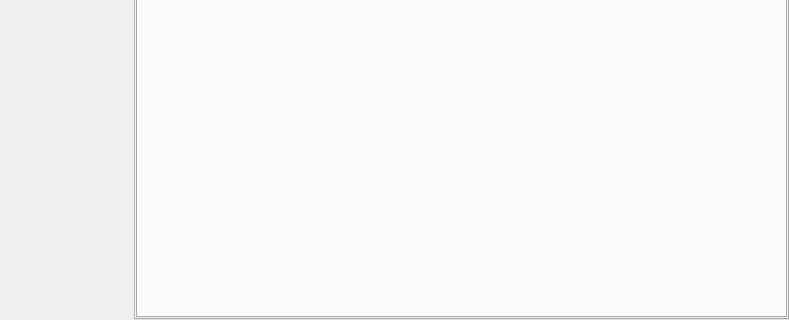
vkohaupt/vokoscreenNG, file src/formMainWindow.ui: the form before one commit; both pictures show x 0 to 789 and y 226 to 546 of the 789 by 546 pixel window.
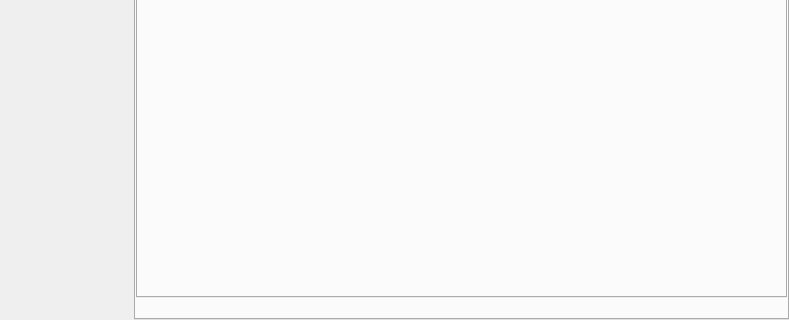
The form after the commit. The open tabs and pages were chosen to show the change. Icons and pictures are not drawn.

Commit message: Add snapshot-tab

```diff
--- a/src/formMainWindow.ui
+++ b/src/formMainWindow.ui
@@ -3811,6 +3811,11 @@
          <number>0</number>
         </property>
         <item>
+         <layout class="QVBoxLayout" name="verticalLayout_38">
+          <property name="spacing">
+           <number>0</number>
+          </property>
+          <item>
          <widget class="QTabWidget" name="tabWidgetSnapshot">
           <property name="currentIndex">
            <number>0</number>
@@ -3921,6 +3926,25 @@
            </layout>
           </widget>
          </widget>
+          </item>
+          <item>
+           <layout class="QHBoxLayout" name="horizontalLayout_60">
+            <item>
+             <spacer name="horizontalSpacer_31">
+              <property name="orientation">
+               <enum>Qt::Horizontal</enum>
+              </property>
+              <property name="sizeHint" stdset="0">
+               <size>
+                <width>40</width>
+                <height>20</height>
+               </size>
+              </property>
+             </spacer>
+            </item>
+           </layout>
+          </item>
+         </layout>
         </item>
        </layout>
       </widget>
```
Left out of the diff: 74 changed lines with no effect on the pictures. Lines whose indentation alone changed are shown as unchanged.
